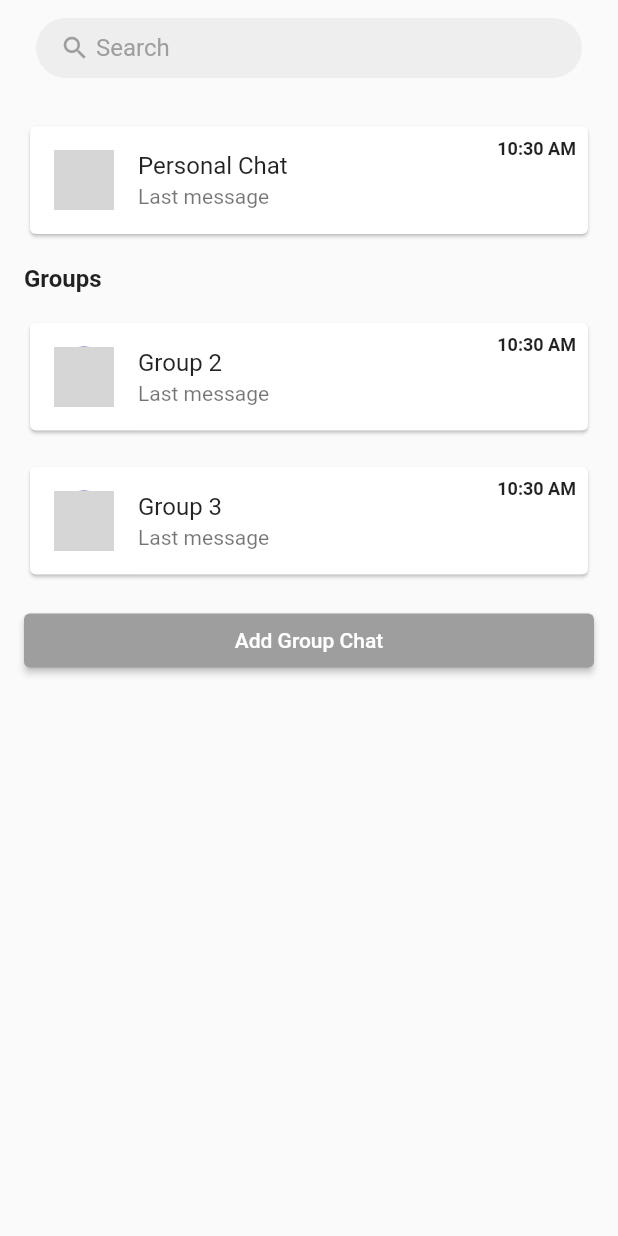
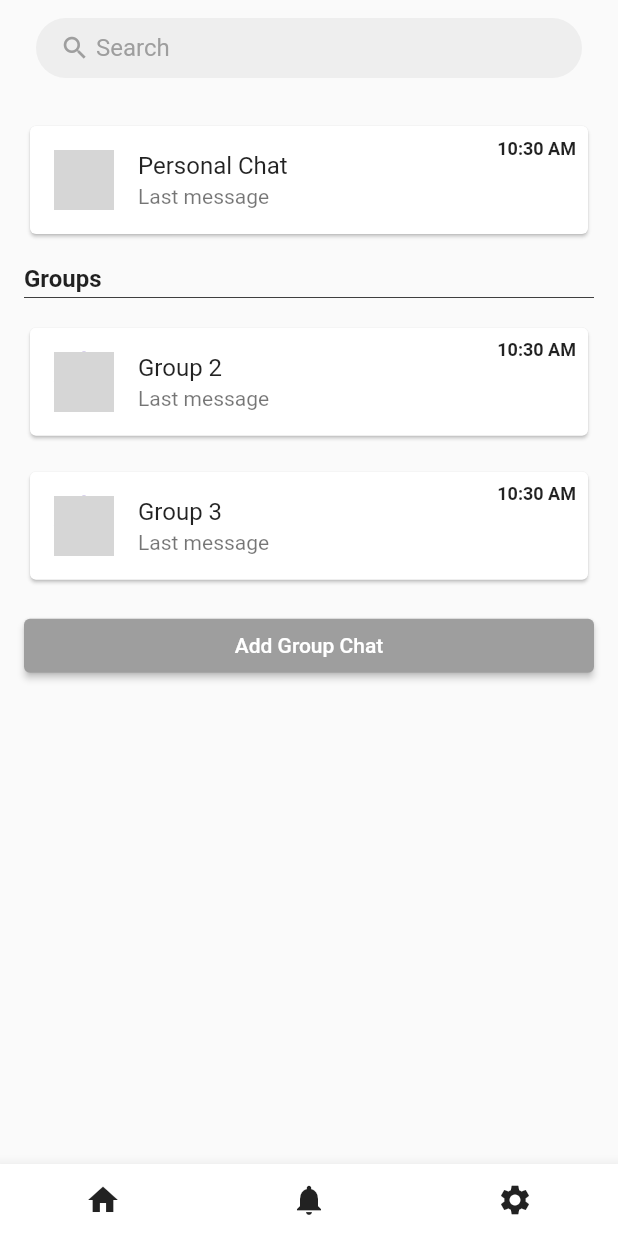
Before and after one commit to vynious/food-logs, a Flutter app: the screen it shows after launch, on a phone screen of 412 x 824 dp. Run offline on Flutter 3.47's test engine with Material 2 defaults, Android fonts, the light colour scheme and no system bars; grey boxes are pictures that could not be loaded.

Commit message:
Add in bottom bar and underline under Groups

```diff
--- a/lib/home_screen.dart
+++ b/lib/home_screen.dart
@@ -106,11 +106,25 @@ class _HomeScreenState extends State<HomeScreen> {
             padding: const EdgeInsets.symmetric(horizontal: 16.0, vertical: 8.0),
             child: Align(
               alignment: Alignment.centerLeft,
-              child: Text(
-                'Groups',
-                style: TextStyle(
-                  fontWeight: FontWeight.bold,
-                  fontSize: 16.0,
+              child: Container(
+                width: double.infinity, // Make the underline span the entire width
+                decoration: BoxDecoration(
+                  border: Border(
+                    bottom: BorderSide(
+                      color: Colors.black,
+                      width: 0.5,
+                    ),
+                  ),
+                ),
+                child: Padding(
+                  padding: const EdgeInsets.only(bottom: 3.0),
+                  child: Text(
+                    'Groups',
+                    style: TextStyle(
+                      fontWeight: FontWeight.bold,
+                      fontSize: 16.0,
+                    ),
+                  ),
                 ),
               ),
             ),
@@ -162,6 +176,31 @@ class _HomeScreenState extends State<HomeScreen> {
           Expanded(child: buildGroupList()),
         ],
       ),
+      bottomNavigationBar: BottomAppBar(
+        child: Row(
+          mainAxisAlignment: MainAxisAlignment.spaceAround,
+          children: [
+            IconButton(
+              icon: Icon(Icons.home),
+              onPressed: () {
+                // Handle home icon click
+              },
+            ),
+            IconButton(
+              icon: Icon(Icons.notifications),
+              onPressed: () {
+                // Handle notifications icon click
+              },
+            ),
+            IconButton(
+              icon: Icon(Icons.settings),
+              onPressed: () {
+                // Handle settings icon click
+              },
+            ),
+          ],
+        ),
+      ),
     );
   }
 }
```
